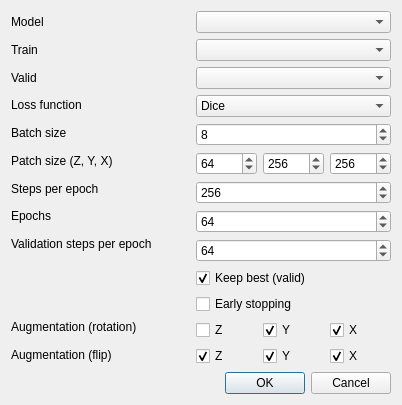
Old version of the form window_train.ui in the repository Cyril-Meyer/DeepSCEM.
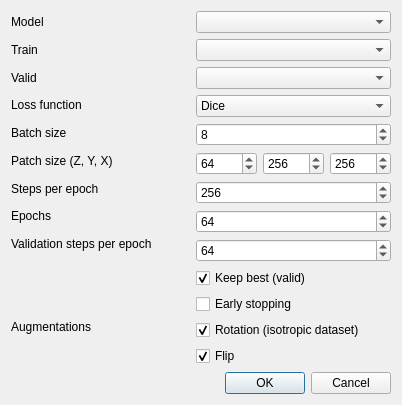
New version of the form.

Commit message: better augmentation options

```diff
--- a/window_train.ui
+++ b/window_train.ui
@@ -98,14 +98,14 @@
        <item>
         <widget class="QLabel" name="label_augmentation_rot">
          <property name="text">
-          <string>Augmentation (rotation)</string>
+          <string>Augmentations</string>
          </property>
         </widget>
        </item>
        <item>
         <widget class="QLabel" name="label_augmentation_flip">
          <property name="text">
-          <string>Augmentation (flip)</string>
+          <string/>
          </property>
         </widget>
        </item>
@@ -255,69 +255,24 @@
         </widget>
        </item>
        <item>
-        <layout class="QHBoxLayout" name="horizontalLayout_aug_rot">
-         <item>
-          <widget class="QCheckBox" name="checkBox_rot_z">
+        <widget class="QCheckBox" name="checkBox_rot">
            <property name="text">
-            <string>Z</string>
-           </property>
-          </widget>
-         </item>
-         <item>
-          <widget class="QCheckBox" name="checkBox_rot_y">
-           <property name="text">
-            <string>Y</string>
-           </property>
+          <string>Rotation (isotropic dataset)</string>
+         </property>
            <property name="checked">
             <bool>true</bool>
            </property>
           </widget>
          </item>
          <item>
-          <widget class="QCheckBox" name="checkBox_rot_x">
+        <widget class="QCheckBox" name="checkBox_flip">
            <property name="text">
-            <string>X</string>
+          <string>Flip</string>
            </property>
            <property name="checked">
             <bool>true</bool>
            </property>
           </widget>
-         </item>
-        </layout>
-       </item>
-       <item>
-        <layout class="QHBoxLayout" name="horizontalLayout_aug_flip">
-         <item>
-          <widget class="QCheckBox" name="checkBox_flip_z">
-           <property name="text">
-            <string>Z</string>
-           </property>
-           <property name="checked">
-            <bool>true</bool>
-           </property>
-          </widget>
-         </item>
-         <item>
-          <widget class="QCheckBox" name="checkBox_flip_y">
-           <property name="text">
-            <string>Y</string>
-           </property>
-           <property name="checked">
-            <bool>true</bool>
-           </property>
-          </widget>
-         </item>
-         <item>
-          <widget class="QCheckBox" name="checkBox_flip_x">
-           <property name="text">
-            <string>X</string>
-           </property>
-           <property name="checked">
-            <bool>true</bool>
-           </property>
-          </widget>
-         </item>
-        </layout>
        </item>
       </layout>
      </item>
```
Left out of the diff: 4 changed lines with no effect on the pictures. Lines whose indentation alone changed are shown as unchanged. The commit also changes 6 other files.
